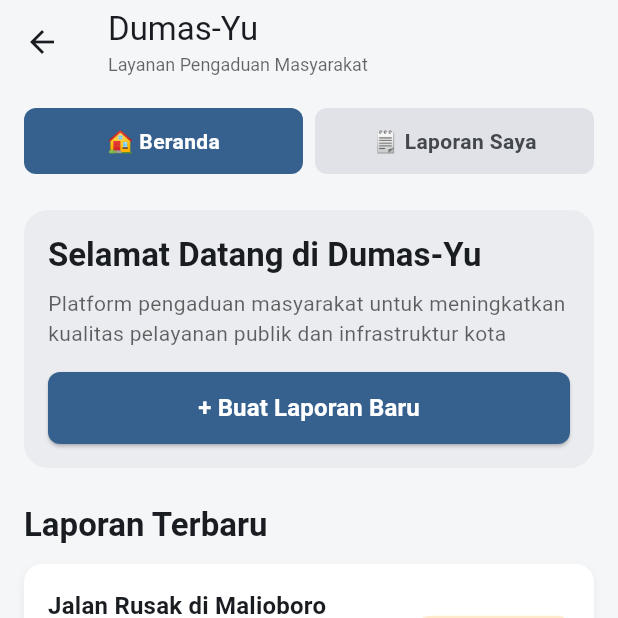
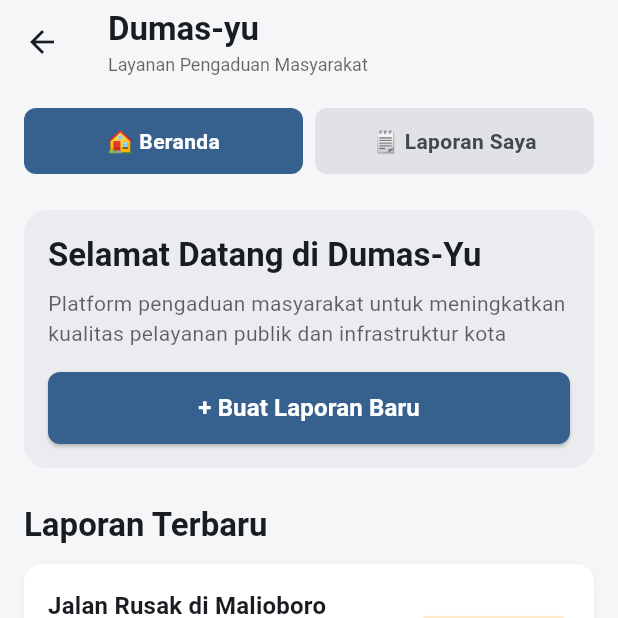
Before and after one commit to alfaa23/REANG, a Flutter app: the screen it shows after launch, after a tap on "Dumas-yu", on a phone screen of 412 x 824 dp, the top half of it. Run offline on Flutter 3.47's test engine with Material 3 defaults, Android fonts, the phone set to English and light mode, and no system bars; our stand-ins replace dio, flutter_map, flutter_widget_from_html_core, geocoding, geolocator, html_unescape and 4 more; network calls fail.

Commit message:
Refactor app navigation to use SplashScreen; update JDIH model with new fields and implement detail view; enhance UI text styles across multiple screens

```diff
--- a/lib/main.dart
+++ b/lib/main.dart
@@ -1,9 +1,8 @@
 import 'package:flutter/material.dart';
 import 'package:provider/provider.dart';
-// Asumsikan path ini sudah benar sesuai struktur proyek Anda
 import 'package:reang_app/app/theme/app_theme.dart';
 import 'package:reang_app/providers/theme_provider.dart';
-import 'package:reang_app/screens/main_screen.dart';
+import 'package:reang_app/screens/splash_screen.dart';
 
 void main() {
   runApp(
@@ -27,42 +26,10 @@ class MyApp extends StatelessWidget {
           themeMode: themeProvider.themeMode,
           theme: AppTheme.lightTheme,
           darkTheme: AppTheme.darkTheme,
+          // Halaman home sekarang memanggil SplashScreen dari file yang di-import
           home: const SplashScreen(),
         );
       },
     );
   }
 }
-
-class SplashScreen extends StatefulWidget {
-  const SplashScreen({super.key});
-
-  @override
-  State<SplashScreen> createState() => _SplashScreenState();
-}
-
-class _SplashScreenState extends State<SplashScreen> {
-  @override
-  void initState() {
-    super.initState();
-    Future.delayed(const Duration(seconds: 2), () {
-      Navigator.pushReplacement(
-        context,
-        MaterialPageRoute(
-          builder: (context) =>
-              MainScreen(), // Hapus 'const' karena tidak konstan
-        ),
-      );
-    });
-  }
-
-  @override
-  Widget build(BuildContext context) {
-    // PERBAIKAN: Bungkus body dengan SafeArea
-    return const Scaffold(
-      body: SafeArea(
-        child: Center(child: Image(image: AssetImage('assets/logo.png'))),
-      ),
-    );
-  }
-}
--- a/lib/screens/layanan/dumas/dumas_yu_screen.dart
+++ b/lib/screens/layanan/dumas/dumas_yu_screen.dart
@@ -26,7 +26,13 @@ class DumasYuHomeScreenState extends State<DumasYuHomeScreen> {
         title: Column(
           crossAxisAlignment: CrossAxisAlignment.start,
           children: [
-            const Text('Dumas-Yu'),
+            const Text(
+              'Dumas-yu',
+              style: TextStyle(
+                fontWeight: FontWeight
+                    .bold, // <-- Bagian ini yang membuat teks menjadi tebal
+              ),
+            ),
             const SizedBox(height: 2),
             Text(
               'Layanan Pengaduan Masyarakat',
--- a/lib/screens/splash_screen.dart
+++ b/lib/screens/splash_screen.dart
@@ -1,8 +1,7 @@
 import 'package:flutter/material.dart';
 import 'dart:async'; // Diimpor kembali untuk menggunakan Future.delayed
-
-// Pastikan path ini sesuai dengan struktur folder Anda
-import 'package:reang_app/screens/auth/login_screen.dart';
+// PERUBAHAN: Import MainScreen sebagai tujuan navigasi
+import 'package:reang_app/screens/main_screen.dart';
 
 class SplashScreen extends StatefulWidget {
   const SplashScreen({super.key});
@@ -19,15 +18,13 @@ class _SplashScreenState extends State<SplashScreen> {
   }
 
   _navigateToHome() {
-    // Menambahkan kembali jeda waktu singkat (1.5 detik)
-    // untuk tujuan branding dan pengalaman pengguna yang lebih baik.
     Future.delayed(const Duration(milliseconds: 1500), () {
       if (mounted) {
         Navigator.of(context).pushReplacement(
-          // Menggunakan transisi fade yang lebih mulus
           PageRouteBuilder(
+            // PERUBAHAN: Tujuan diubah dari LoginScreen() menjadi MainScreen()
             pageBuilder: (context, animation, secondaryAnimation) =>
-                const LoginScreen(),
+                const MainScreen(),
             transitionsBuilder:
                 (context, animation, secondaryAnimation, child) {
                   return FadeTransition(opacity: animation, child: child);
@@ -41,12 +38,13 @@ class _SplashScreenState extends State<SplashScreen> {
 
   @override
   Widget build(BuildContext context) {
+    // Anda bisa mengganti warna background atau gambar sesuai keinginan
     return Scaffold(
       backgroundColor: Colors.white,
       body: Center(
         child: Image.asset(
           'assets/splash.jpg', // Pastikan path ini benar
-          width: 250, // Sesuaikan ukuran logo
+          width: 300,
         ),
       ),
     );
```
Also changed, not shown: lib/models/jdih_model.dart (+10 -8 lines), lib/screens/layanan/ibadah/ibadah_landing_screen.dart (+7 -1 lines), lib/screens/layanan/info/detail_jdih_screen.dart (renamed from lib/screens/layanan/info/dokumen_viewer_screen.dart, +19 -13 lines), lib/screens/layanan/info/info_yu_screen.dart (+15 -5 lines), lib/screens/layanan/info/jdih_screen.dart (+11 -20 lines), lib/screens/layanan/pasar/pasar_yu_screen.dart (+7 -1 lines), lib/screens/layanan/sehat/sehat_yu_screen.dart (+9 -1 lines).
